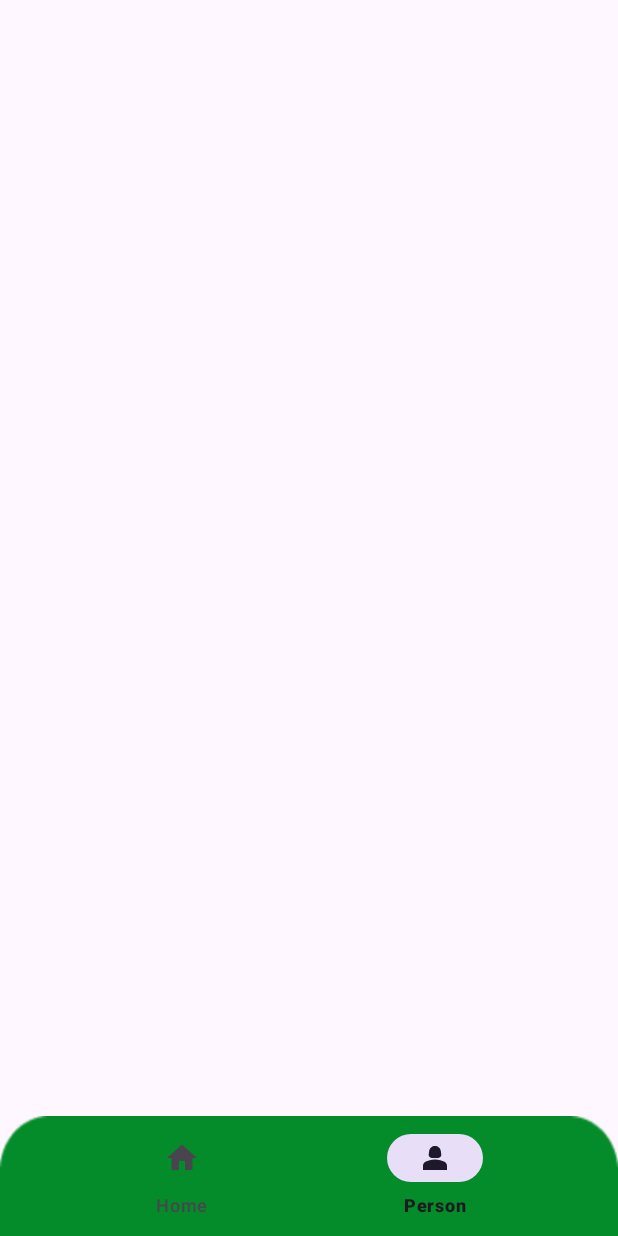
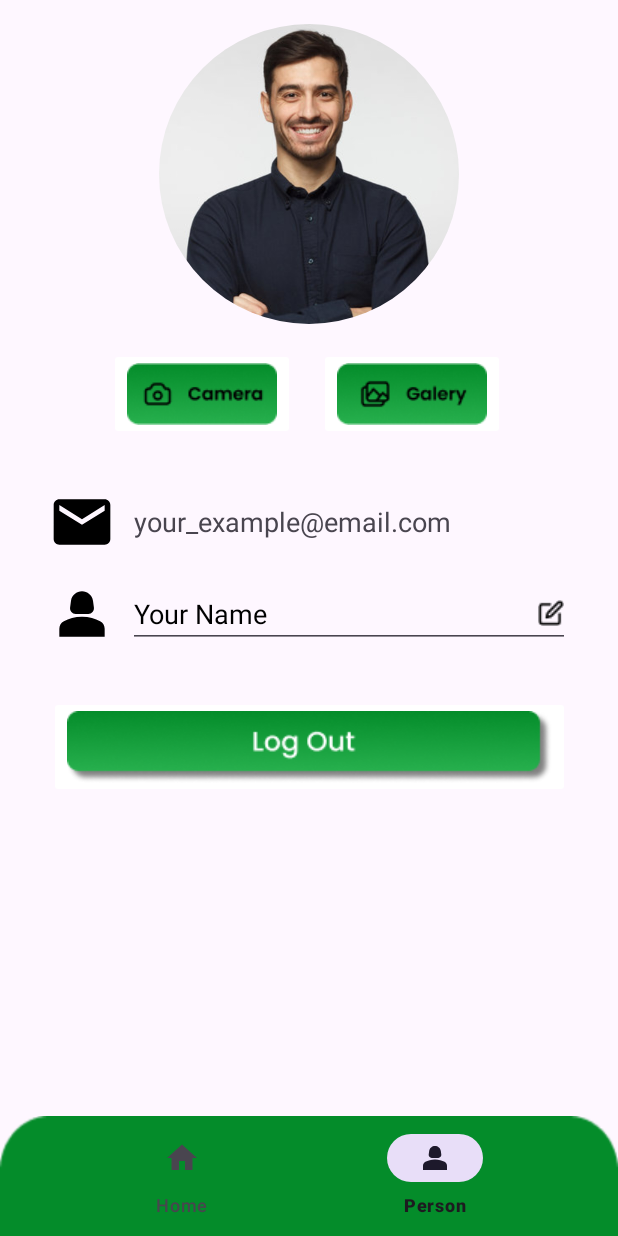
Before and after one commit to VeggieHealth/Mobile-Project, an Android app: the PersonFragment screen opened through its navigation route, on a phone screen of 412 x 824 dp. Run offline under Robolectric (Android 15) with nearby library versions, the phone set to English and light mode, and no system bars; our stand-ins replace CircleImageView, navigation-ui.

Commit message:
Design Profile dan Memperbaiki Deisgn Home

```diff
--- a/app/build.gradle.kts
+++ b/app/build.gradle.kts
@@ -48,6 +48,9 @@ dependencies {
     androidTestImplementation("androidx.test.ext:junit:1.1.5")
     androidTestImplementation("androidx.test.espresso:espresso-core:3.5.1")
 
+    //CircleImage
+    implementation ("de.hdodenhof:circleimageview:3.1.0")
+
     //Navigation
     implementation ("androidx.navigation:navigation-fragment-ktx:2.7.5")
     implementation ("androidx.navigation:navigation-ui-ktx:2.7.5")
--- a/app/src/main/java/com/example/veggiehealth/ui/person/PersonFragment.kt
+++ b/app/src/main/java/com/example/veggiehealth/ui/person/PersonFragment.kt
@@ -1,5 +1,6 @@
 package com.example.veggiehealth.ui.person
 
+import android.content.Intent
 import android.os.Bundle
 import androidx.fragment.app.Fragment
 import android.view.LayoutInflater
@@ -9,6 +10,7 @@ import android.widget.TextView
 import androidx.lifecycle.ViewModelProvider
 import com.example.veggiehealth.R
 import com.example.veggiehealth.databinding.FragmentPersonBinding
+import com.example.veggiehealth.ui.login.LoginActivity
 
 
 class PersonFragment : Fragment() {
@@ -22,8 +24,13 @@ class PersonFragment : Fragment() {
         inflater: LayoutInflater, container: ViewGroup?,
         savedInstanceState: Bundle?,
     ): View? {
+        _binding = FragmentPersonBinding.inflate(inflater, container, false)
 
-        _binding = FragmentPersonBinding.inflate(inflater, container, false)
+        binding.buttonLogoutProfile.setOnClickListener {
+            val logoutIntent = Intent(requireContext(), LoginActivity::class.java)
+            startActivity(logoutIntent)
+        }
+
         return binding.root
     }
     override fun onDestroyView() {
--- /dev/null
+++ b/app/src/main/res/drawable/email_icon.xml
@@ -0,0 +1,5 @@
+<vector android:height="24dp" android:tint="#000000"
+    android:viewportHeight="24" android:viewportWidth="24"
+    android:width="24dp" xmlns:android="http://schemas.android.com/apk/res/android">
+    <path android:fillColor="@android:color/white" android:pathData="M20,4L4,4c-1.1,0 -1.99,0.9 -1.99,2L2,18c0,1.1 0.9,2 2,2h16c1.1,0 2,-0.9 2,-2L22,6c0,-1.1 -0.9,-2 -2,-2zM20,8l-8,5 -8,-5L4,6l8,5 8,-5v2z"/>
+</vector>
--- /dev/null
+++ b/app/src/main/res/drawable/person_icon.xml
@@ -0,0 +1,6 @@
+<vector android:height="24dp" android:tint="#000000"
+    android:viewportHeight="24" android:viewportWidth="24"
+    android:width="24dp" xmlns:android="http://schemas.android.com/apk/res/android">
+    <path android:fillColor="@android:color/white" android:pathData="M18.39,14.56C16.71,13.7 14.53,13 12,13c-2.53,0 -4.71,0.7 -6.39,1.56C4.61,15.07 4,16.1 4,17.22V20h16v-2.78C20,16.1 19.39,15.07 18.39,14.56z"/>
+    <path android:fillColor="@android:color/white" android:pathData="M9.78,12h4.44c1.21,0 2.14,-1.06 1.98,-2.26l-0.32,-2.45C15.57,5.39 13.92,4 12,4S8.43,5.39 8.12,7.29L7.8,9.74C7.64,10.94 8.57,12 9.78,12z"/>
+</vector>
--- a/app/src/main/res/layout/fragment_home.xml
+++ b/app/src/main/res/layout/fragment_home.xml
@@ -6,29 +6,28 @@
     android:layout_height="match_parent"
     tools:context=".ui.home.HomeFragment">
 
-
  <ImageButton
      android:id="@+id/imageButton"
      android:layout_width="wrap_content"
      android:layout_height="wrap_content"
-     android:layout_marginTop="12dp"
+     android:layout_marginStart="16dp"
+     android:layout_marginTop="8dp"
      android:backgroundTintMode="add"
      android:src="@drawable/button_game"
-     app:layout_constraintEnd_toStartOf="@+id/imageButton3"
-     app:layout_constraintHorizontal_bias="0.581"
+     android:adjustViewBounds="true"
+     app:layout_constraintEnd_toStartOf="@+id/guideline5"
      app:layout_constraintStart_toStartOf="parent"
      app:layout_constraintTop_toBottomOf="@+id/imageView4"
      tools:ignore="MissingConstraints" />
 
  <ImageView
      android:id="@+id/imageView4"
-     android:layout_width="match_parent"
+     android:layout_width="wrap_content"
      android:layout_height="wrap_content"
-     android:layout_marginTop="36dp"
+     android:layout_marginTop="32dp"
+     android:backgroundTintMode="add"
      android:src="@drawable/background_home"
-     android:backgroundTintMode="add"
      app:layout_constraintEnd_toEndOf="parent"
-     app:layout_constraintHorizontal_bias="0.49"
      app:layout_constraintStart_toStartOf="parent"
      app:layout_constraintTop_toTopOf="parent"
      tools:ignore="MissingConstraints" />
@@ -37,25 +36,36 @@
      android:id="@+id/imageButton3"
      android:layout_width="wrap_content"
      android:layout_height="wrap_content"
-     android:layout_marginTop="12dp"
-     android:layout_marginEnd="28dp"
+     android:layout_marginTop="8dp"
+     android:layout_marginEnd="16dp"
      android:backgroundTintMode="add"
+     android:adjustViewBounds="true"
      android:src="@drawable/button_game"
      app:layout_constraintEnd_toEndOf="parent"
+     app:layout_constraintStart_toStartOf="@+id/guideline5"
      app:layout_constraintTop_toBottomOf="@+id/imageView4"
      tools:ignore="MissingConstraints" />
 
  <ImageButton
      android:id="@+id/imageButton4"
-     android:layout_width="match_parent"
+     android:layout_width="wrap_content"
      android:layout_height="wrap_content"
-     android:layout_marginTop="160dp"
+     android:layout_marginStart="32dp"
+     android:layout_marginTop="8dp"
+     android:layout_marginEnd="32dp"
      android:backgroundTintMode="add"
+     android:adjustViewBounds="true"
      android:src="@drawable/button_scan"
      app:layout_constraintEnd_toEndOf="parent"
-     app:layout_constraintHorizontal_bias="0.0"
      app:layout_constraintStart_toStartOf="parent"
-     app:layout_constraintTop_toBottomOf="@+id/imageView4"
+     app:layout_constraintTop_toBottomOf="@+id/imageButton"
      tools:ignore="MissingConstraints" />
 
+ <androidx.constraintlayout.widget.Guideline
+     android:id="@+id/guideline5"
+     android:layout_width="wrap_content"
+     android:layout_height="wrap_content"
+     android:orientation="vertical"
+     app:layout_constraintGuide_begin="205dp" />
+
 </androidx.constraintlayout.widget.ConstraintLayout>
--- a/app/src/main/res/layout/fragment_person.xml
+++ b/app/src/main/res/layout/fragment_person.xml
@@ -4,4 +4,107 @@
     xmlns:tools="http://schemas.android.com/tools"
     android:layout_width="match_parent"
     android:layout_height="match_parent"
-    tools:context=".ui.person.PersonFragment"/>
+    tools:context=".ui.person.PersonFragment">
+
+    <de.hdodenhof.circleimageview.CircleImageView
+        android:id="@+id/circleImageView"
+        android:layout_width="200dp"
+        android:layout_height="200dp"
+        android:layout_marginTop="16dp"
+        android:src="@drawable/teszz"
+        app:layout_constraintEnd_toEndOf="parent"
+        app:layout_constraintStart_toStartOf="parent"
+        app:layout_constraintTop_toTopOf="parent" />
+
+    <androidx.constraintlayout.widget.Guideline
+        android:id="@+id/guideline4"
+        android:layout_width="wrap_content"
+        android:layout_height="wrap_content"
+        android:orientation="vertical"
+        app:layout_constraintGuide_begin="205dp" />
+
+    <com.google.android.material.textfield.TextInputEditText
+        android:id="@+id/user_name_edittext"
+        android:layout_width="0dp"
+        android:layout_height="45dp"
+        android:layout_marginStart="8dp"
+        android:layout_marginTop="16dp"
+        android:layout_marginEnd="32dp"
+        android:drawableRight="@drawable/button_edit"
+        android:ems="10"
+        android:hint="Your Name"
+        android:inputType="text"
+        android:textColorHint="@color/black"
+        app:layout_constraintEnd_toEndOf="parent"
+        app:layout_constraintStart_toEndOf="@+id/imageView5"
+        app:layout_constraintTop_toBottomOf="@+id/tv_email_profile"
+        tools:ignore="MissingConstraints" />
+
+    <ImageView
+        android:id="@+id/imageView5"
+        android:layout_width="45dp"
+        android:layout_height="45dp"
+        android:layout_marginStart="32dp"
+        android:layout_marginTop="16dp"
+        android:src="@drawable/person_icon"
+        app:layout_constraintStart_toStartOf="parent"
+        app:layout_constraintTop_toBottomOf="@+id/icon_email" />
+
+    <ImageButton
+        android:id="@+id/btn_camera_profile"
+        android:layout_width="wrap_content"
+        android:layout_height="wrap_content"
+        android:layout_marginTop="16dp"
+        android:layout_marginEnd="8dp"
+        android:backgroundTintMode="add"
+        android:src="@drawable/button_camera"
+        app:layout_constraintEnd_toStartOf="@+id/guideline4"
+        app:layout_constraintTop_toBottomOf="@+id/circleImageView" />
+
+    <ImageButton
+        android:id="@+id/btn_galery_profile"
+        android:layout_width="wrap_content"
+        android:layout_height="wrap_content"
+        android:layout_marginStart="8dp"
+        android:layout_marginTop="16dp"
+        android:backgroundTintMode="add"
+        android:src="@drawable/button_galery"
+        app:layout_constraintStart_toStartOf="@+id/guideline4"
+        app:layout_constraintTop_toBottomOf="@+id/circleImageView" />
+
+    <ImageView
+        android:id="@+id/icon_email"
+        android:layout_width="45dp"
+        android:layout_height="45dp"
+        android:layout_marginStart="32dp"
+        android:layout_marginTop="32dp"
+        android:src="@drawable/email_icon"
+        app:layout_constraintStart_toStartOf="parent"
+        app:layout_constraintTop_toBottomOf="@+id/btn_camera_profile" />
+
+    <TextView
+        android:id="@+id/tv_email_profile"
+        android:layout_width="0dp"
+        android:layout_height="45dp"
+        android:layout_marginStart="12dp"
+        android:layout_marginTop="32dp"
+        android:layout_marginEnd="32dp"
+        android:gravity="start|center_vertical"
+        android:text="@string/example_email"
+        android:textSize="18sp"
+        app:layout_constraintEnd_toEndOf="parent"
+        app:layout_constraintStart_toEndOf="@+id/icon_email"
+        app:layout_constraintTop_toBottomOf="@+id/btn_camera_profile" />
+
+    <ImageButton
+        android:id="@+id/button_logout_profile"
+        android:layout_width="wrap_content"
+        android:layout_height="wrap_content"
+        android:layout_marginTop="32dp"
+        android:src="@drawable/button_logout"
+        android:backgroundTintMode="add"
+        app:layout_constraintEnd_toEndOf="parent"
+        app:layout_constraintStart_toStartOf="parent"
+        app:layout_constraintTop_toBottomOf="@+id/user_name_edittext" />
+
+</androidx.constraintlayout.widget.ConstraintLayout>
--- a/app/src/main/res/values/strings.xml
+++ b/app/src/main/res/values/strings.xml
@@ -13,6 +13,11 @@
     <string name="password">Password</string>
     <string name="nav_home">Home</string>
     <string name="nav_person">Person</string>
+
+    <string name="camera">Camera</string>
+    <string name="galery">Galery</string>
+    <string name="example_email">your_example@email.com</string>
+
     <!-- TODO: Remove or change this placeholder text -->
     <string name="hello_blank_fragment">Hello blank fragment</string>
 
```
Also changed, not shown: app/src/main/res/drawable/button_camera.png (added), app/src/main/res/drawable/button_edit.png (added), app/src/main/res/drawable/button_galery.png (added), app/src/main/res/drawable/button_logout.png (added), app/src/main/res/drawable/teszz.jpg (added).
